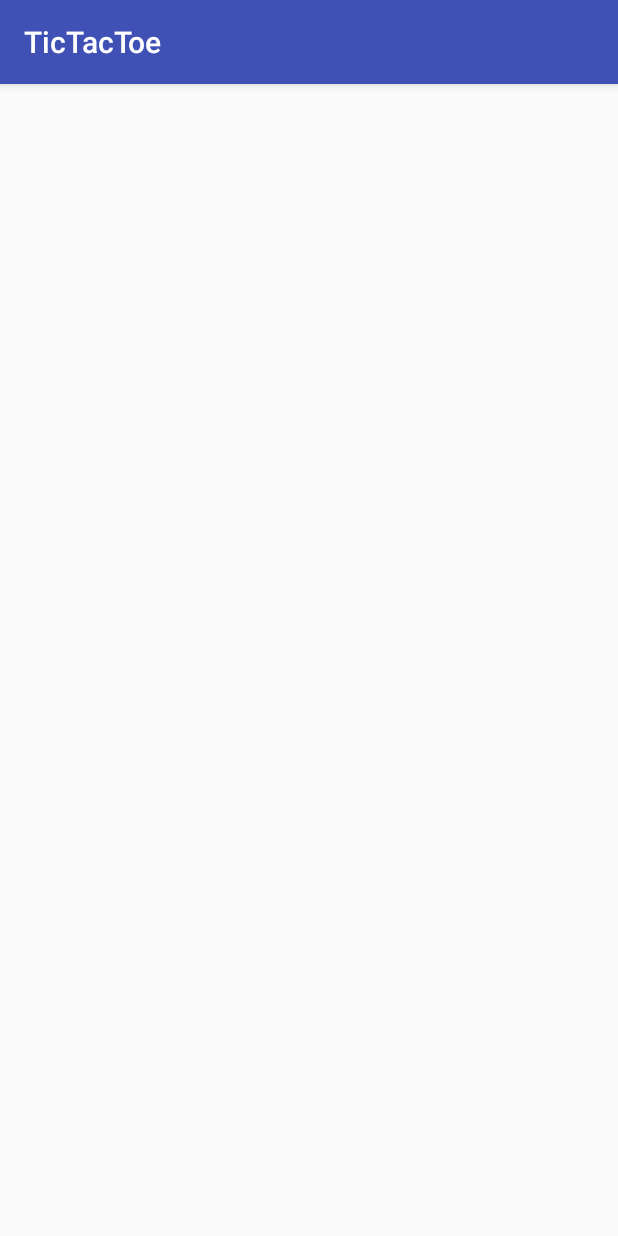
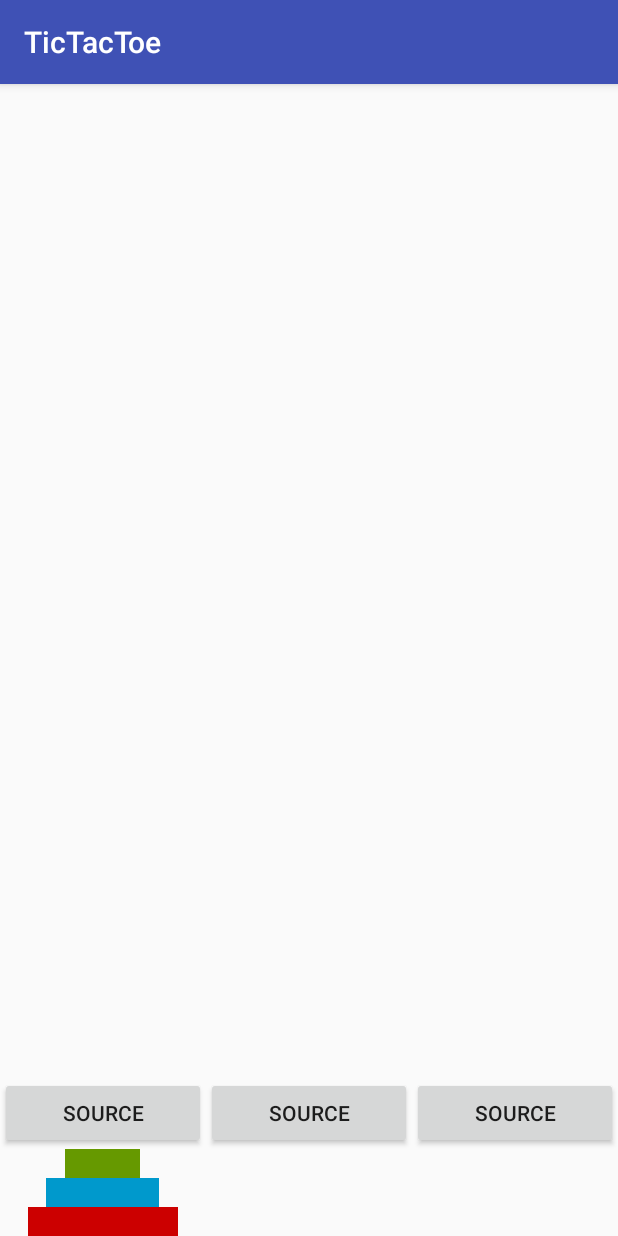
Before and after one commit to mlitman/TicTacToe, an Android app: the TowersOfHanoi screen opened directly, with no data from a screen before it, on a phone screen of 412 x 824 dp. Run offline under Robolectric (Android 15) with nearby library versions, the phone set to English and light mode, and no system bars.

Commit message:
makes moves from tower0 to tower2

```diff
--- a/app/src/main/java/com/example/awesomefat/tictactoe/TowersOfHanoi.java
+++ b/app/src/main/java/com/example/awesomefat/tictactoe/TowersOfHanoi.java
@@ -2,7 +2,9 @@ package com.example.awesomefat.tictactoe;
 
 import android.support.v7.app.AppCompatActivity;
 import android.os.Bundle;
+import android.view.View;
 import android.view.ViewGroup;
+import android.widget.Button;
 import android.widget.TextView;
 
 import org.w3c.dom.Text;
@@ -10,7 +12,9 @@ import org.w3c.dom.Text;
 public class TowersOfHanoi extends AppCompatActivity
 {
     private TextView disc0, disc1, disc2;
-    private ViewGroup holdingZone;
+    private ViewGroup holdingZone, tower0, tower1, tower2;
+    private Button tower0Button, tower1Button, tower2Button;
+    private boolean selectSource = true;
 
     @Override
     protected void onCreate(Bundle savedInstanceState)
@@ -22,6 +26,50 @@ public class TowersOfHanoi extends AppCompatActivity
         this.disc1 = (TextView)this.findViewById(R.id.disc1);
         this.disc2 = (TextView)this.findViewById(R.id.disc2);
 
+        this.holdingZone = (ViewGroup)this.findViewById(R.id.holdingZone);
+        this.tower0 = (ViewGroup)this.findViewById(R.id.tower0);
+        this.tower1 = (ViewGroup)this.findViewById(R.id.tower1);
+        this.tower2 = (ViewGroup)this.findViewById(R.id.tower2);
+
+        this.tower0Button = (Button)this.findViewById(R.id.tower0Button);
+        this.tower1Button = (Button)this.findViewById(R.id.tower1Button);
+        this.tower2Button = (Button)this.findViewById(R.id.tower2Button);
+    }
+
+    private void setTowerButtonText(String s)
+    {
+        this.tower0Button.setText(s);
+        this.tower1Button.setText(s);
+        this.tower2Button.setText(s);
+    }
+
+    public void onTowerButtonPressed(View v)
+    {
+        Button b = (Button)v;
+        if(this.selectSource)
+        {
+            View diskToRemove = this.tower0.getChildAt(0);
+            if(diskToRemove != null)
+            {
+                this.tower0.removeViewAt(0);
+                this.holdingZone.addView(diskToRemove);
+                this.setTowerButtonText("DEST");
+                this.selectSource = !this.selectSource;
+            }
+
+        }
+        else
+        {
+            View diskToPlace = this.holdingZone.getChildAt(0);
+            this.holdingZone.removeViewAt(0);
+            this.tower2.addView(diskToPlace);
+            this.setTowerButtonText("SOURCE");
+            this.selectSource = !this.selectSource;
+        }
+        //here
+
+        //this.selectSource = this.selectSource?false:true;
+
 
     }
 }
--- a/app/src/main/res/layout/activity_towers_of_hanoi.xml
+++ b/app/src/main/res/layout/activity_towers_of_hanoi.xml
@@ -14,38 +14,52 @@
         tools:layout_editor_absoluteY="41dp">
 
         <LinearLayout
+            android:id="@+id/holdingZone"
+            android:layout_width="match_parent"
+            android:layout_height="wrap_content"
+            android:gravity="center_horizontal"
+            android:orientation="horizontal"></LinearLayout>
+
+        <LinearLayout
+            android:id="@+id/buttonLayout"
             android:layout_width="match_parent"
             android:layout_height="wrap_content"
             android:orientation="horizontal">
 
             <Button
-                android:id="@+id/button8"
+                android:id="@+id/tower0Button"
                 android:layout_width="wrap_content"
                 android:layout_height="wrap_content"
                 android:layout_weight="1"
+                android:onClick="onTowerButtonPressed"
                 android:text="Source" />
 
             <Button
-                android:id="@+id/button10"
+                android:id="@+id/tower1Button"
                 android:layout_width="wrap_content"
                 android:layout_height="wrap_content"
                 android:layout_weight="1"
+                android:onClick="onTowerButtonPressed"
                 android:text="Source" />
 
             <Button
-                android:id="@+id/button9"
+                android:id="@+id/tower2Button"
                 android:layout_width="wrap_content"
                 android:layout_height="wrap_content"
                 android:layout_weight="1"
+                android:onClick="onTowerButtonPressed"
                 android:text="Source" />
         </LinearLayout>
 
         <LinearLayout
+            android:id="@+id/towers"
             android:layout_width="match_parent"
             android:layout_height="wrap_content"
             android:orientation="horizontal">
 
             <LinearLayout
+                android:id="@+id/tower0"
+                android:layout_width="match_parent"
                 android:layout_height="match_parent"
                 android:layout_weight="33.33"
                 android:gravity="bottom|center_horizontal"
@@ -72,41 +86,25 @@
             </LinearLayout>
 
             <LinearLayout
-                android:layout_width="wrap_content"
+                android:id="@+id/tower1"
+                android:layout_width="match_parent"
                 android:layout_height="match_parent"
                 android:layout_weight="33.33"
-                android:gravity="bottom"
+                android:gravity="bottom|center_horizontal"
                 android:orientation="vertical">
 
             </LinearLayout>
 
             <LinearLayout
-                android:layout_width="wrap_content"
+                android:id="@+id/tower2"
+                android:layout_width="match_parent"
                 android:layout_height="match_parent"
                 android:layout_weight="33.33"
-                android:gravity="bottom"
+                android:gravity="bottom|center_horizontal"
                 android:orientation="vertical">
 
             </LinearLayout>
         </LinearLayout>
     </LinearLayout>
 
-    <LinearLayout
-        android:layout_width="match_parent"
-        android:layout_height="wrap_content"
-        android:orientation="vertical">
-
-        <TextView
-            android:id="@+id/textView"
-            android:layout_width="match_parent"
-            android:layout_height="wrap_content"
-            android:gravity="center"
-            android:text="Towers Of Hanoi"
-            android:textSize="30sp"
-            android:textStyle="bold|italic"
-            tools:layout_editor_absoluteX="132dp"
-            tools:layout_editor_absoluteY="61dp" />
-
-    </LinearLayout>
-
 </android.support.constraint.ConstraintLayout>
```
